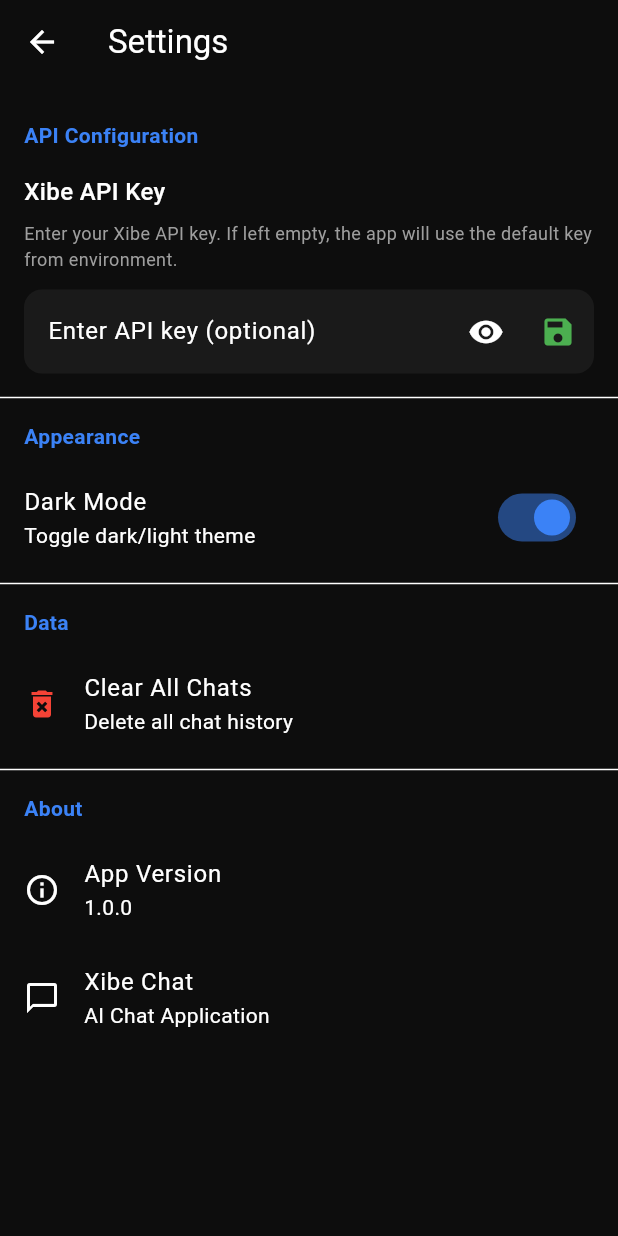
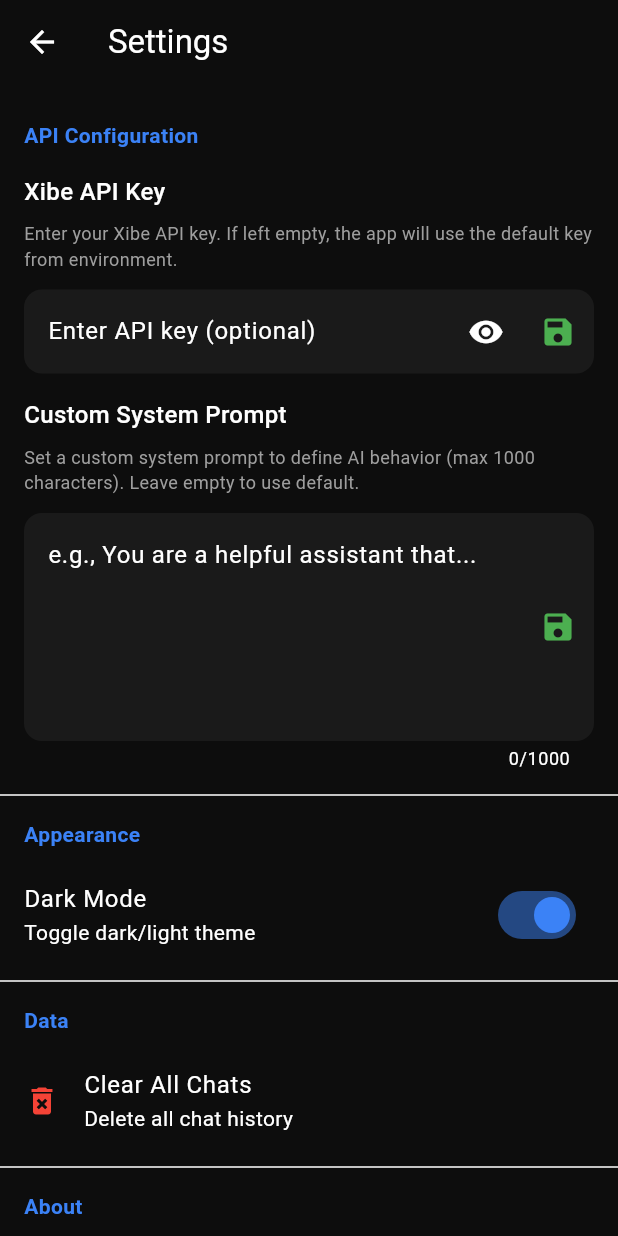
Before and after one commit to iotserver24/Flutterrrr, a Flutter app: the screen it shows after launch, in the side drawer, after a tap on the "settings" icon, on a phone screen of 412 x 824 dp. Run offline on Flutter 3.47's test engine with Material 3 defaults, Android fonts, the phone set to English and light mode, and no system bars; our stand-ins replace flutter_markdown, shared_preferences, sqflite; accounts and stored records are empty; network calls fail.

Commit message:
Fix Windows build issue and add custom system prompt feature
Co-authored-by: iotserver24 <147928812+iotserver24@users.noreply.github.com>

```diff
--- a/lib/main.dart
+++ b/lib/main.dart
@@ -20,9 +20,18 @@ class XibeChatApp extends StatelessWidget {
         ChangeNotifierProvider(create: (_) => SettingsProvider()),
         ChangeNotifierProvider(create: (_) => ThemeProvider()),
         ChangeNotifierProxyProvider<SettingsProvider, ChatProvider>(
-          create: (_) => ChatProvider(apiKey: null),
-          update: (_, settings, previous) =>
-              previous ?? ChatProvider(apiKey: settings.apiKey),
+          create: (_) => ChatProvider(apiKey: null, systemPrompt: null),
+          update: (_, settings, previous) {
+            if (previous != null) {
+              previous.updateApiKey(settings.apiKey);
+              previous.updateSystemPrompt(settings.systemPrompt);
+              return previous;
+            }
+            return ChatProvider(
+              apiKey: settings.apiKey,
+              systemPrompt: settings.systemPrompt,
+            );
+          },
         ),
       ],
       child: Consumer<ThemeProvider>(
--- a/lib/providers/chat_provider.dart
+++ b/lib/providers/chat_provider.dart
@@ -18,6 +18,7 @@ class ChatProvider extends ChangeNotifier {
   String _streamingContent = '';
   List<AiModel> _availableModels = [];
   String _selectedModel = 'gemini'; // Default model
+  String? _systemPrompt;
 
   List<Chat> get chats => _chats;
   Chat? get currentChat => _currentChat;
@@ -28,8 +29,10 @@ class ChatProvider extends ChangeNotifier {
   String get streamingContent => _streamingContent;
   List<AiModel> get availableModels => _availableModels;
   String get selectedModel => _selectedModel;
+  String? get systemPrompt => _systemPrompt;
 
-  ChatProvider({String? apiKey}) {
+  ChatProvider({String? apiKey, String? systemPrompt}) {
+    _systemPrompt = systemPrompt;
     _initializeApiService(apiKey);
     _loadChats();
     _loadModels();
@@ -45,6 +48,11 @@ class ChatProvider extends ChangeNotifier {
   void updateApiKey(String? apiKey) {
     _initializeApiService(apiKey);
     _loadModels(); // Reload models with new API key
+  }
+
+  void updateSystemPrompt(String? systemPrompt) {
+    _systemPrompt = systemPrompt;
+    notifyListeners();
   }
 
   Future<void> _loadModels() async {
@@ -151,6 +159,7 @@ class ChatProvider extends ChangeNotifier {
         message: content,
         history: historyForApi,
         model: _selectedModel,
+        systemPrompt: _systemPrompt,
       )) {
         _streamingContent += chunk;
         notifyListeners();
--- a/lib/providers/settings_provider.dart
+++ b/lib/providers/settings_provider.dart
@@ -4,8 +4,10 @@ import 'package:shared_preferences/shared_preferences.dart';
 class SettingsProvider extends ChangeNotifier {
   SharedPreferences? _prefs;
   String? _apiKey;
+  String? _systemPrompt;
 
   String? get apiKey => _apiKey;
+  String? get systemPrompt => _systemPrompt;
 
   SettingsProvider() {
     _loadSettings();
@@ -14,6 +16,7 @@ class SettingsProvider extends ChangeNotifier {
   Future<void> _loadSettings() async {
     _prefs = await SharedPreferences.getInstance();
     _apiKey = _prefs?.getString('xibe_api_key');
+    _systemPrompt = _prefs?.getString('system_prompt');
     notifyListeners();
   }
 
@@ -26,4 +29,14 @@ class SettingsProvider extends ChangeNotifier {
     }
     notifyListeners();
   }
+
+  Future<void> setSystemPrompt(String? prompt) async {
+    _systemPrompt = prompt;
+    if (prompt != null && prompt.isNotEmpty) {
+      await _prefs?.setString('system_prompt', prompt);
+    } else {
+      await _prefs?.remove('system_prompt');
+    }
+    notifyListeners();
+  }
 }
--- a/lib/screens/settings_screen.dart
+++ b/lib/screens/settings_screen.dart
@@ -13,20 +13,23 @@ class SettingsScreen extends StatefulWidget {
 
 class _SettingsScreenState extends State<SettingsScreen> {
   final TextEditingController _apiKeyController = TextEditingController();
+  final TextEditingController _systemPromptController = TextEditingController();
   bool _isObscured = true;
 
   @override
   void initState() {
     super.initState();
     WidgetsBinding.instance.addPostFrameCallback((_) {
-      final apiKey = Provider.of<SettingsProvider>(context, listen: false).apiKey;
-      _apiKeyController.text = apiKey ?? '';
+      final settingsProvider = Provider.of<SettingsProvider>(context, listen: false);
+      _apiKeyController.text = settingsProvider.apiKey ?? '';
+      _systemPromptController.text = settingsProvider.systemPrompt ?? '';
     });
   }
 
   @override
   void dispose() {
     _apiKeyController.dispose();
+    _systemPromptController.dispose();
     super.dispose();
   }
 
@@ -115,6 +118,68 @@ class _SettingsScreenState extends State<SettingsScreen> {
                           ],
                         ),
                       ),
+                    ),
+                  ],
+                ),
+              ),
+              Padding(
+                padding: const EdgeInsets.symmetric(horizontal: 16, vertical: 8),
+                child: Column(
+                  crossAxisAlignment: CrossAxisAlignment.start,
+                  children: [
+                    const Text(
+                      'Custom System Prompt',
+                      style: TextStyle(
+                        fontSize: 16,
+                        fontWeight: FontWeight.w500,
+                      ),
+                    ),
+                    const SizedBox(height: 8),
+                    const Text(
+                      'Set a custom system prompt to define AI behavior (max 1000 characters). Leave empty to use default.',
+                      style: TextStyle(
+                        fontSize: 12,
+                        color: Colors.grey,
+                      ),
+                    ),
+                    const SizedBox(height: 12),
+                    TextField(
+                      controller: _systemPromptController,
+                      maxLength: 1000,
+                      maxLines: 5,
+                      decoration: InputDecoration(
+                        hintText: 'e.g., You are a helpful assistant that...',
+                        counterText: '${_systemPromptController.text.length}/1000',
+                        suffixIcon: IconButton(
+                          icon: const Icon(Icons.save, color: Colors.green),
+                          onPressed: () async {
+                            final prompt = _systemPromptController.text.trim();
+                            final settingsProvider =
+                                Provider.of<SettingsProvider>(context, listen: false);
+                            final chatProvider =
+                                Provider.of<ChatProvider>(context, listen: false);
+
+                            await settingsProvider.setSystemPrompt(
+                              prompt.isEmpty ? null : prompt,
+                            );
+                            chatProvider.updateSystemPrompt(
+                              prompt.isEmpty ? null : prompt,
+                            );
+
+                            if (context.mounted) {
+                              ScaffoldMessenger.of(context).showSnackBar(
+                                const SnackBar(
+                                  content: Text('System prompt saved successfully'),
+                                  duration: Duration(seconds: 2),
+                                ),
+                              );
+                            }
+                          },
+                        ),
+                      ),
+                      onChanged: (value) {
+                        setState(() {}); // Update counter
+                      },
                     ),
                   ],
                 ),
--- a/lib/services/api_service.dart
+++ b/lib/services/api_service.dart
@@ -39,6 +39,7 @@ class ApiService {
     required String message,
     required List<Message> history,
     required String model,
+    String? systemPrompt,
   }) async* {
     try {
       final request = http.Request(
@@ -53,6 +54,8 @@ class ApiService {
 
       // Build messages array in OpenAI format
       final messages = [
+        if (systemPrompt != null && systemPrompt.isNotEmpty)
+          {'role': 'system', 'content': systemPrompt},
         ...history.map((m) => m.toApiFormat()),
         {'role': 'user', 'content': message},
       ];
@@ -111,9 +114,12 @@ class ApiService {
     required String message,
     required List<Message> history,
     required String model,
+    String? systemPrompt,
   }) async {
     try {
       final messages = [
+        if (systemPrompt != null && systemPrompt.isNotEmpty)
+          {'role': 'system', 'content': systemPrompt},
         ...history.map((m) => m.toApiFormat()),
         {'role': 'user', 'content': message},
       ];
```
Also changed, not shown: 1 other file.
